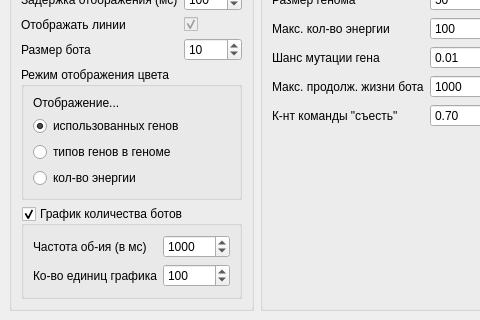
The window that mainwindow.ui (TomasGlgg/QGenetic) describes before a commit, drawn with Qt 5; both pictures show x 0 to 480 and y 298 to 618 of the 1226 by 618 pixel window.
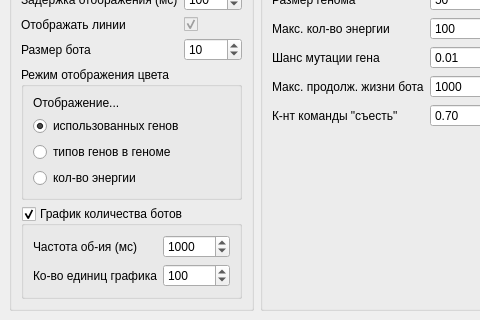
The same window after the commit. Custom widgets are drawn as their Qt base class.

Patch:
```diff
--- a/mainwindow.ui
+++ b/mainwindow.ui
@@ -348,7 +348,7 @@
           <item row="0" column="0">
            <widget class="QLabel" name="label_21">
             <property name="text">
-             <string>Частота об-ия (в мс)</string>
+             <string>Частота об-ия (мс)</string>
             </property>
            </widget>
           </item>
```
Left out of the diff: 8 changed lines with no effect on the pictures.
